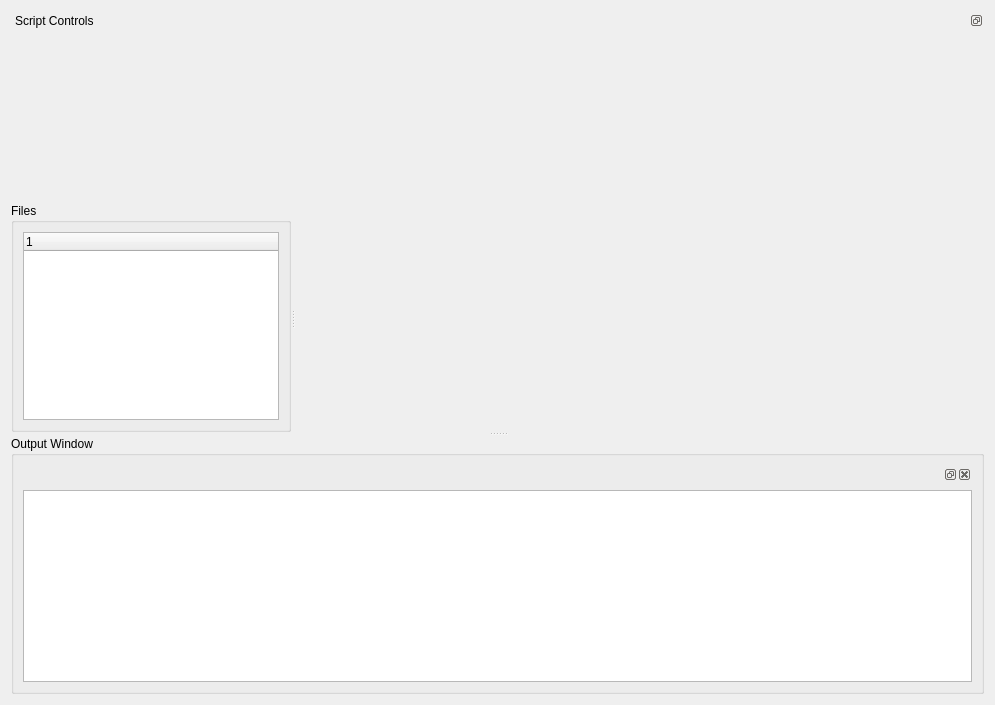
Before: the Qt Designer form plug-ins/ui/form.ui in NCCA/MayaEditor, drawn with Qt 5.
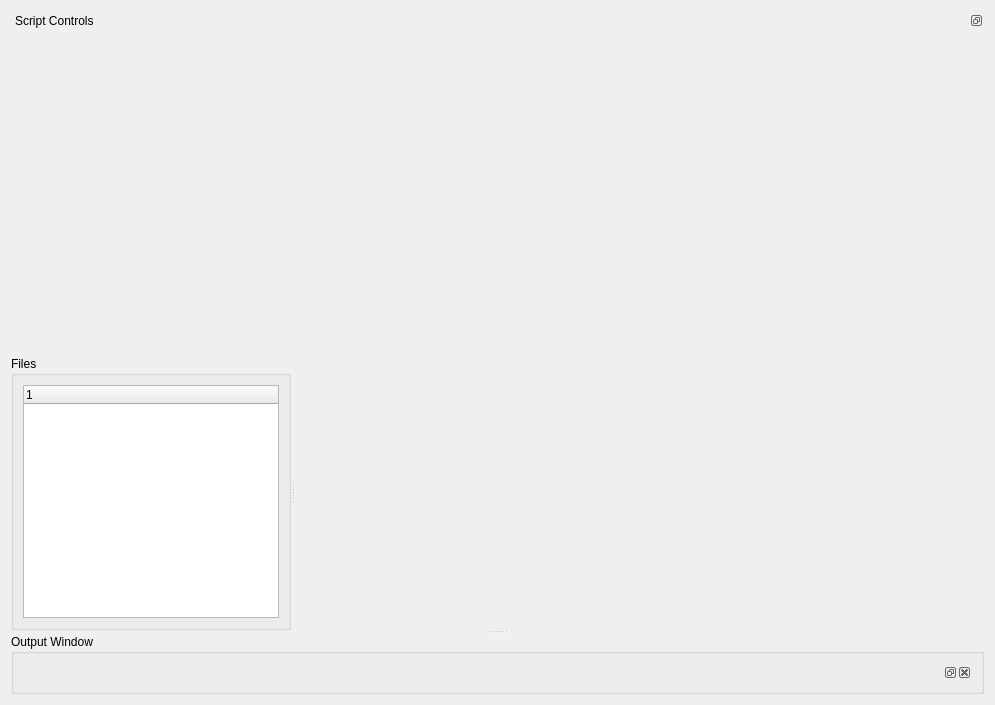
After: the same form once the commit is applied.

Commit message: refactored the code to make the PlainTextEdit to PythonTextEdit so I can begin to add the Mel Editor

Diff of the .ui file:
```diff
--- a/plug-ins/ui/form.ui
+++ b/plug-ins/ui/form.ui
@@ -88,9 +88,6 @@
          <widget class="QWidget" name="dockWidgetContents_2"/>
         </widget>
        </item>
-       <item>
-        <widget class="QPlainTextEdit" name="output_window"/>
-       </item>
       </layout>
      </widget>
     </widget>
```
Left out of the diff: 4 changed lines with no effect on the pictures. The commit also changes 5 other files.
